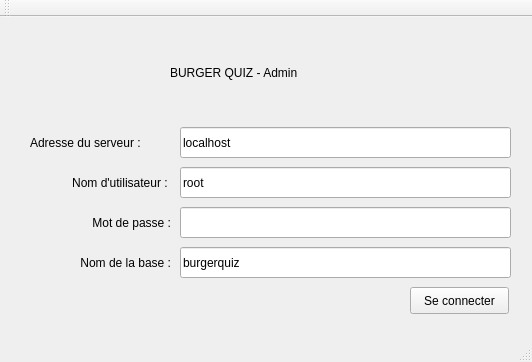
Before: the Qt Designer form admin-gui/BurgerQuiz-Admin/mainwindow.ui in Tomy2e/burger-quiz, drawn with Qt 5.
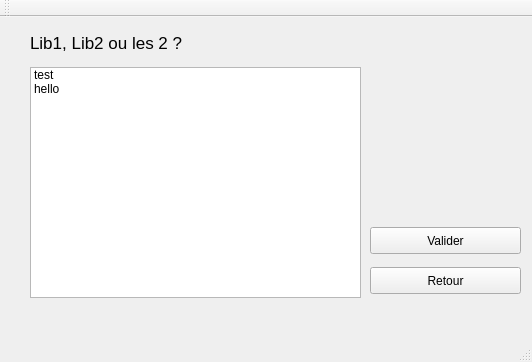
After: the same form once the commit is applied. The open tabs and pages were chosen to show the change.

Patch:
```diff
--- a/admin-gui/BurgerQuiz-Admin/mainwindow.ui
+++ b/admin-gui/BurgerQuiz-Admin/mainwindow.ui
@@ -580,6 +580,72 @@
       </property>
      </widget>
     </widget>
+    <widget class="QWidget" name="page_6">
+     <widget class="QListWidget" name="listWidget_4">
+      <property name="geometry">
+       <rect>
+        <x>30</x>
+        <y>60</y>
+        <width>331</width>
+        <height>231</height>
+       </rect>
+      </property>
+      <item>
+       <property name="text">
+        <string>test</string>
+       </property>
+      </item>
+      <item>
+       <property name="text">
+        <string>hello</string>
+       </property>
+      </item>
+     </widget>
+     <widget class="QPushButton" name="pushButton_26">
+      <property name="geometry">
+       <rect>
+        <x>370</x>
+        <y>260</y>
+        <width>151</width>
+        <height>27</height>
+       </rect>
+      </property>
+      <property name="text">
+       <string>Retour</string>
+      </property>
+     </widget>
+     <widget class="QLabel" name="label_7">
+      <property name="geometry">
+       <rect>
+        <x>30</x>
+        <y>20</y>
+        <width>261</width>
+        <height>31</height>
+       </rect>
+      </property>
+      <property name="font">
+       <font>
+        <pointsize>13</pointsize>
+       </font>
+      </property>
+      <property name="text">
+       <string>Lib1, Lib2 ou les 2 ?</string>
+      </property>
+     </widget>
+     <widget class="QPushButton" name="pushButton_27">
+      <property name="geometry">
+       <rect>
+        <x>370</x>
+        <y>220</y>
+        <width>151</width>
+        <height>27</height>
+       </rect>
+      </property>
+      <property name="text">
+       <string>Valider</string>
+      </property>
+     </widget>
+    </widget>
    </widget>
   </widget>
   <widget class="QMenuBar" name="menuBar">
```
